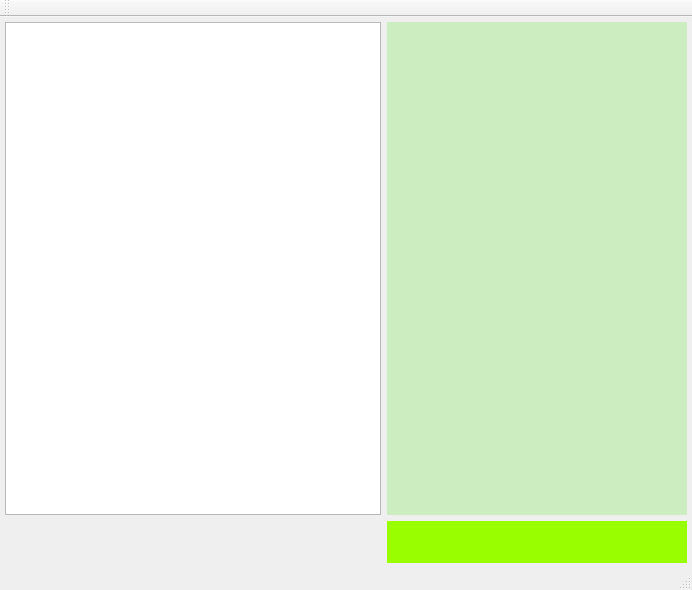
Qt form mainwindow.ui (cuby-tec/mitoPrinter) before a commit.
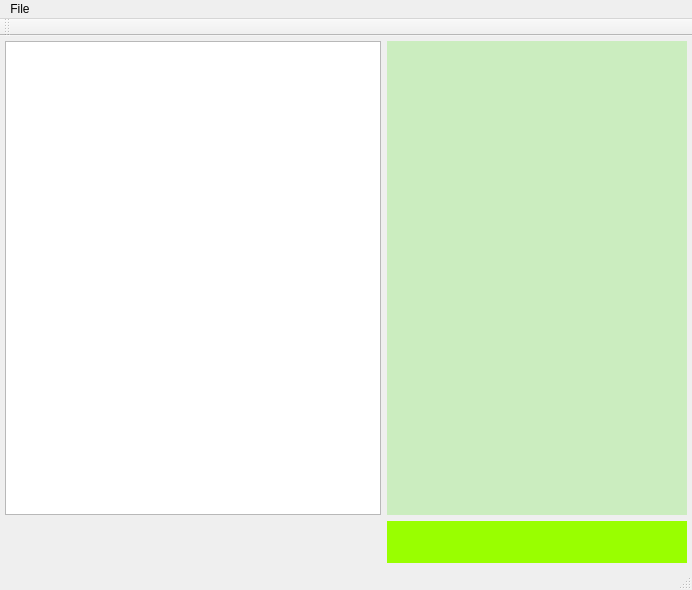
The same form after that commit. Icons and pictures are not drawn. Custom widgets are drawn as their Qt base class.

The edit to the form file:
```diff
--- a/mainwindow.ui
+++ b/mainwindow.ui
@@ -89,6 +89,12 @@
      <height>22</height>
     </rect>
    </property>
+   <widget class="QMenu" name="menuFile">
+    <property name="title">
+     <string>File</string>
+    </property>
+   </widget>
+   <addaction name="menuFile"/>
   </widget>
   <widget class="QToolBar" name="mainToolBar">
    <attribute name="toolBarArea">
```
